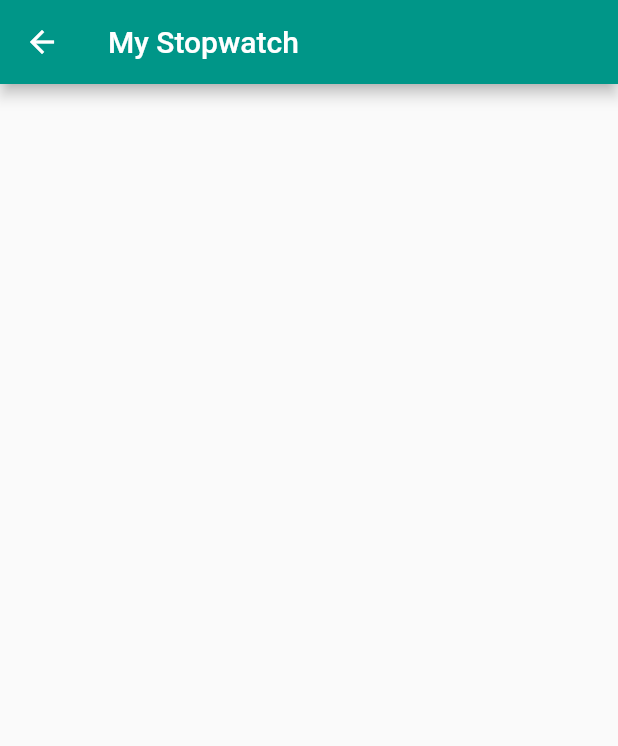
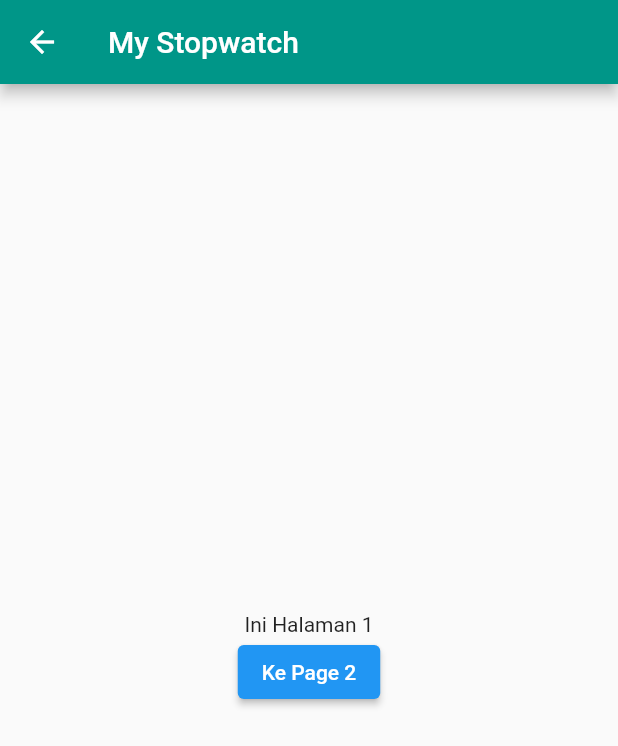
Before and after one commit to inidinda24/tugasmobile2final, a Flutter app: the halamanutama screen opened directly, on a phone screen of 412 x 824 dp. Shown: the top 746 px of the screen. Run offline on Flutter 3.47's test engine with Material 2 defaults, Android fonts, the light colour scheme and no system bars.

Commit message:
menambahkan elevated button

```diff
--- a/lib/halamanutama.dart
+++ b/lib/halamanutama.dart
@@ -1,4 +1,5 @@
 import 'package:flutter/material.dart';
+import 'package:tugas_mobile2/halamanlogin.dart';
 
 class halamanutama extends StatelessWidget {
   const halamanutama({super.key});
@@ -10,6 +11,22 @@ class halamanutama extends StatelessWidget {
         title: Text("My Stopwatch", style: TextStyle(color: Colors.white),),
         backgroundColor: Colors.teal,
       ),
+      body: Center(
+        child: Column(
+          mainAxisAlignment: MainAxisAlignment.center,
+          children: [
+            Text("Ini Halaman 1"),
+            ElevatedButton(
+                onPressed: () {
+                  Navigator.push(context, MaterialPageRoute(builder: (context) {
+                    return halamanlogin();
+                  }));
+                },
+                child: Text("Ke Page 2")),
+
+          ],
+        ),
+      ),
     );
   }
 }
```
